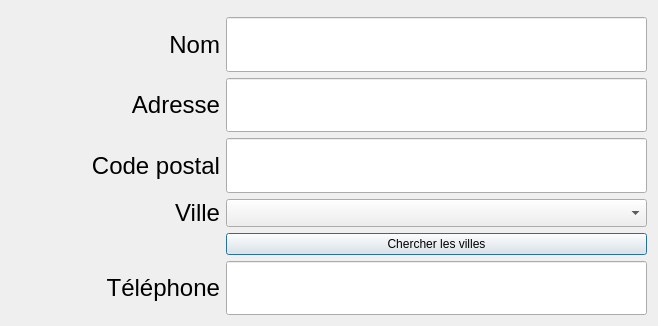
First picture: the form in src/Qt/AgenceImmobiliere/dialogclient.ui, repository Ovan33/Immobilier, before the edit.
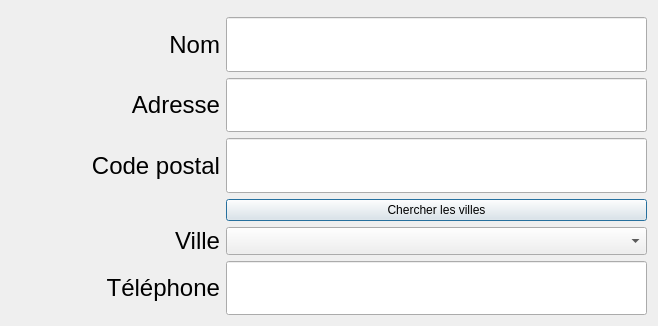
Second picture: the form after the edit.

Commit message: Modification de l'ordre des boutons + ordre des tabulations de l'écran Client

Patch:
```diff
--- a/src/Qt/AgenceImmobiliere/dialogclient.ui
+++ b/src/Qt/AgenceImmobiliere/dialogclient.ui
@@ -135,7 +135,7 @@
          </property>
         </widget>
        </item>
-       <item row="3" column="0">
+       <item row="4" column="0">
         <widget class="QLabel" name="label_Ville">
          <property name="sizePolicy">
           <sizepolicy hsizetype="Minimum" vsizetype="Preferred">
@@ -160,7 +160,7 @@
          </property>
         </widget>
        </item>
-       <item row="3" column="1">
+       <item row="4" column="1">
         <widget class="QComboBox" name="comboBox">
          <property name="sizePolicy">
           <sizepolicy hsizetype="Preferred" vsizetype="MinimumExpanding">
@@ -227,7 +227,7 @@
          </property>
         </widget>
        </item>
-       <item row="4" column="1">
+       <item row="3" column="1">
         <widget class="QPushButton" name="button_ChercherVilles">
          <property name="text">
           <string>Chercher les villes</string>
```
Left out of the diff: 6 changed lines with no effect on the pictures.
